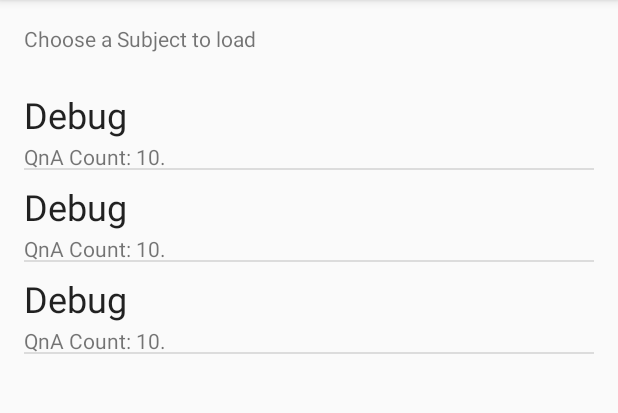
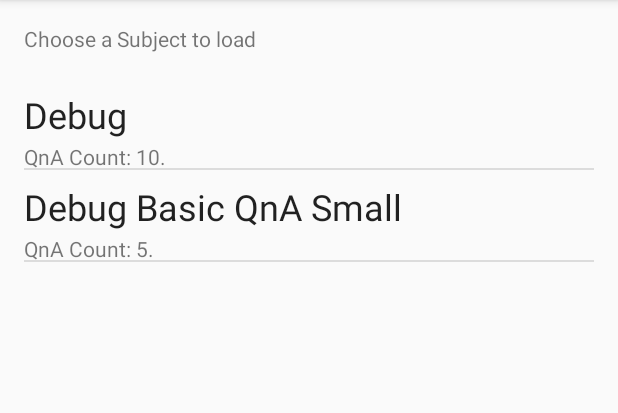
Before and after one commit to zaerald/Zikyu, an Android app: the LoadQnaActivity screen opened directly, with no data from a screen before it, on a phone screen of 412 x 824 dp, the part 84-497 px from its top. Run offline under Robolectric (Android 15) with nearby library versions, the phone set to English and light mode, and no system bars.

Commit message:
Update Helper QnA Subject

```diff
--- a/app/src/main/java/zero/zd/zquestionnaire/LoadQnaActivity.java
+++ b/app/src/main/java/zero/zd/zquestionnaire/LoadQnaActivity.java
@@ -40,8 +40,7 @@ public class LoadQnaActivity extends AppCompatActivity {
 
         mSubjectList = new ArrayList<>();
         mSubjectList.add(QnaHelper.getBasicQnA());
-        mSubjectList.add(QnaHelper.getBasicQnA());
-        mSubjectList.add(QnaHelper.getBasicQnA());
+        mSubjectList.add(QnaHelper.getBasicQnaSmall());
 
         ListView list = (ListView) findViewById(R.id.list);
         ArrayAdapter adapter =
--- a/app/src/main/java/zero/zd/zquestionnaire/QnaHelper.java
+++ b/app/src/main/java/zero/zd/zquestionnaire/QnaHelper.java
@@ -30,5 +30,15 @@ class QnaHelper {
         return new QnaSubject("Debug", qnaList);
     }
 
+    static QnaSubject getBasicQnaSmall() {
+        ArrayList<QnA> qnaList = new ArrayList<>();
+        qnaList.add(new QnA("ABC", "ABC"));
+        qnaList.add(new QnA("DEF", "DEF"));
+        qnaList.add(new QnA("GHI", "GHI"));
+        qnaList.add(new QnA("JKL", "JKL"));
+        qnaList.add(new QnA("MNO", "MNO"));
+
+        return new QnaSubject("Debug Basic QnA Small", qnaList);
+    }
 
 }
```
